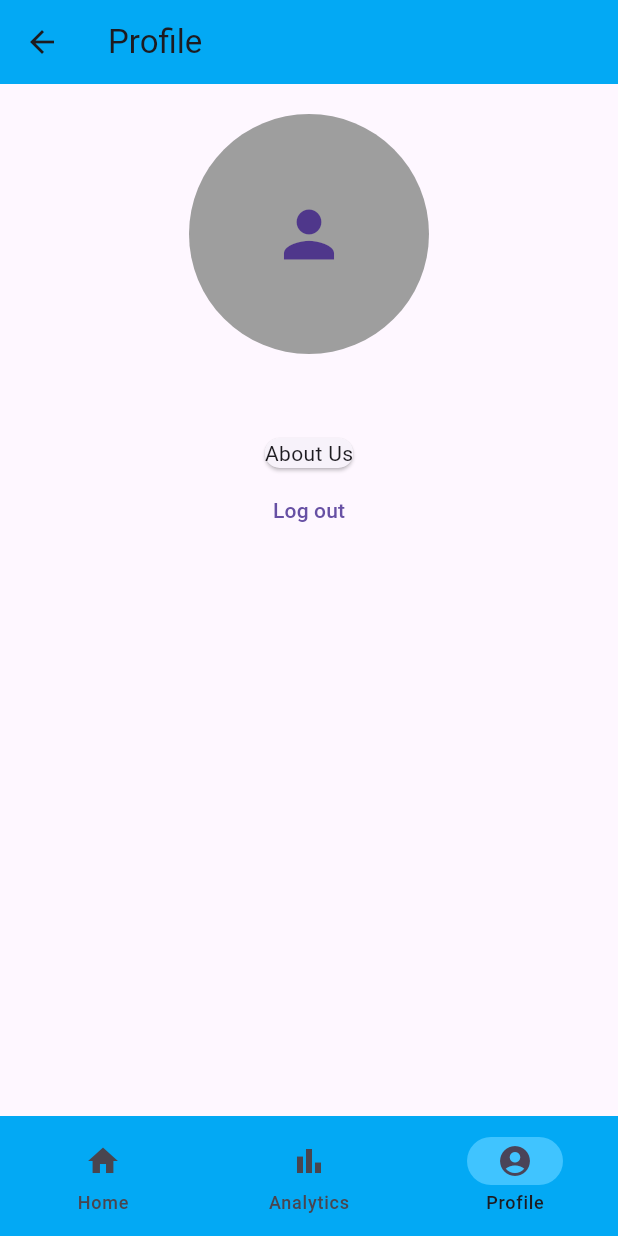
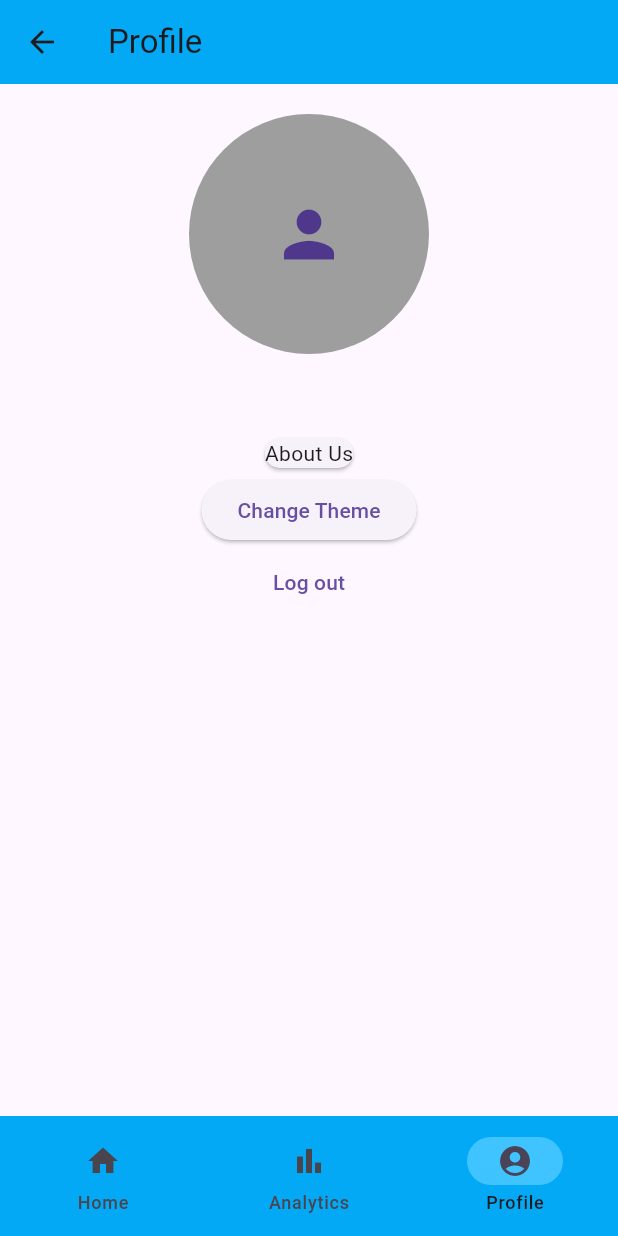
Before and after one commit to hanminthawhmt/expense_tracker, a Flutter app: the LandingPage screen opened directly, item 3 of the bottom bar chosen, on a phone screen of 412 x 824 dp. Run offline on Flutter 3.47's test engine with Material 3 defaults, Android fonts, the phone set to English and light mode, and no system bars; our stand-ins replace cloud_firestore, firebase_auth, firebase_core; accounts and stored records are empty.

Commit message:
modified profile page

```diff
--- a/lib/screens/profile_page.dart
+++ b/lib/screens/profile_page.dart
@@ -53,6 +53,7 @@ class ProfilePage extends StatelessWidget {
               Card(
                 child: Text('About Us'),
               ),
+              ElevatedButton(onPressed: () {}, child: Text('Change Theme')),
               TextButton(
                   onPressed: () {
                     _auth.signOut();
```
